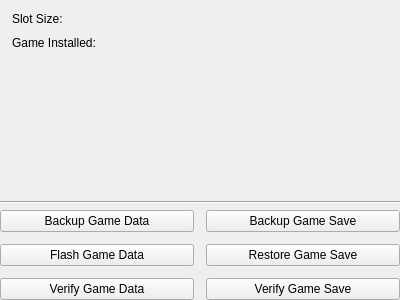
Old version of the form src/ui/qt/detail/fm_cartridge_slot_widget.ui in the repository TheFlav/Flash-Masta-Desktop.
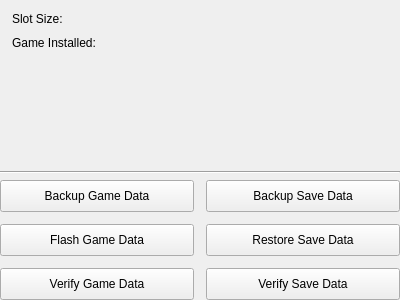
New version of the form.

Commit message: Re-added ways to perform operations on entire cartridges instead of individual slots

Diff of the .ui file:
```diff
--- a/src/ui/qt/detail/fm_cartridge_slot_widget.ui
+++ b/src/ui/qt/detail/fm_cartridge_slot_widget.ui
@@ -163,6 +163,12 @@
        </property>
        <item row="0" column="1">
         <widget class="QPushButton" name="slotActionBackupSaveButton">
+         <property name="minimumSize">
+          <size>
+           <width>0</width>
+           <height>32</height>
+          </size>
+         </property>
          <property name="maximumSize">
           <size>
            <width>250</width>
@@ -170,12 +176,18 @@
           </size>
          </property>
          <property name="text">
-          <string>Backup Game Save</string>
+          <string>Backup Save Data</string>
          </property>
         </widget>
        </item>
        <item row="2" column="1">
         <widget class="QPushButton" name="slotActionFlashSaveButton">
+         <property name="minimumSize">
+          <size>
+           <width>0</width>
+           <height>32</height>
+          </size>
+         </property>
          <property name="maximumSize">
           <size>
            <width>250</width>
@@ -183,12 +195,18 @@
           </size>
          </property>
          <property name="text">
-          <string>Restore Game Save</string>
+          <string>Restore Save Data</string>
          </property>
         </widget>
        </item>
        <item row="2" column="0">
         <widget class="QPushButton" name="slotActionFlashGameButton">
+         <property name="minimumSize">
+          <size>
+           <width>0</width>
+           <height>32</height>
+          </size>
+         </property>
          <property name="maximumSize">
           <size>
            <width>250</width>
@@ -202,6 +220,12 @@
        </item>
        <item row="0" column="0">
         <widget class="QPushButton" name="slotActionBackupGameButton">
+         <property name="minimumSize">
+          <size>
+           <width>0</width>
+           <height>32</height>
+          </size>
+         </property>
          <property name="maximumSize">
           <size>
            <width>250</width>
@@ -215,6 +239,12 @@
        </item>
        <item row="3" column="0">
         <widget class="QPushButton" name="slotActionVerifyGameButton">
+         <property name="minimumSize">
+          <size>
+           <width>0</width>
+           <height>32</height>
+          </size>
+         </property>
          <property name="maximumSize">
           <size>
            <width>250</width>
@@ -228,6 +258,12 @@
        </item>
        <item row="3" column="1">
         <widget class="QPushButton" name="slotActionVerifySaveButton">
+         <property name="minimumSize">
+          <size>
+           <width>0</width>
+           <height>32</height>
+          </size>
+         </property>
          <property name="maximumSize">
           <size>
            <width>250</width>
@@ -235,7 +271,7 @@
           </size>
          </property>
          <property name="text">
-          <string>Verify Game Save</string>
+          <string>Verify Save Data</string>
          </property>
         </widget>
        </item>
```
Left out of the diff: 2 changed lines with no effect on the pictures. The commit also changes 4 other files.
